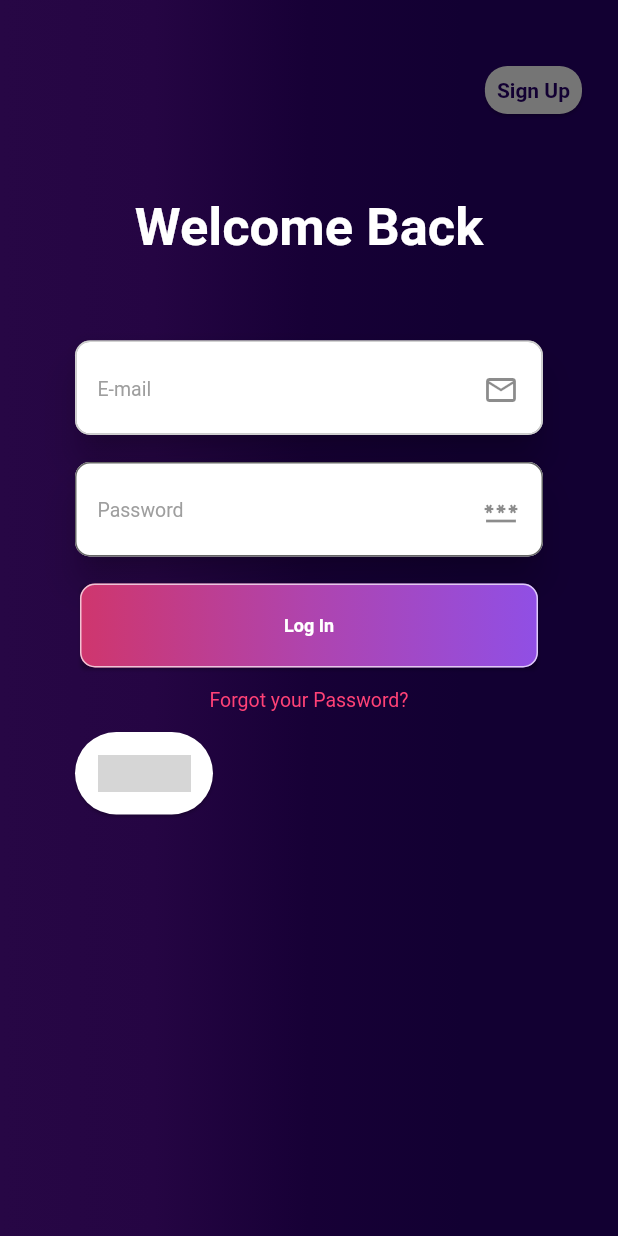
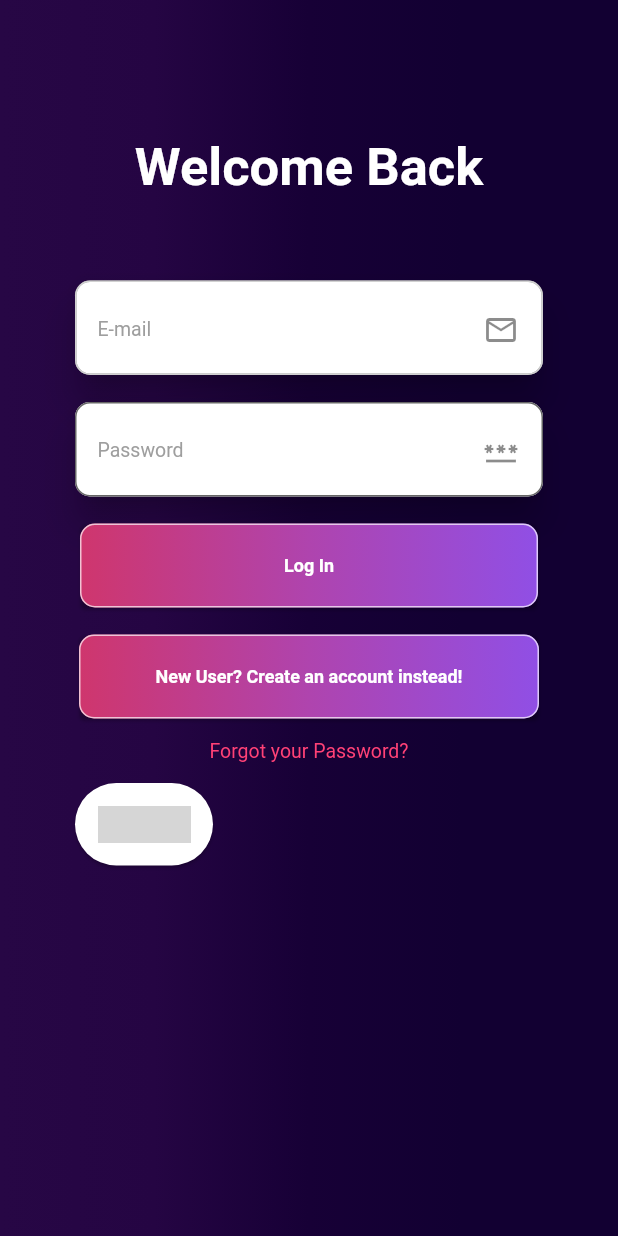
Before and after one commit to Swagnik02/Dhatnoon, a Flutter app: the screen it shows after launch, on a phone screen of 412 x 824 dp. Run offline on Flutter 3.47's test engine with Material 2 defaults, Android fonts, the phone set to English and light mode, and no system bars; our stand-ins replace accordion, animate_do, audioplayers, awesome_notifications, camera, cloud_firestore and 11 more; missing offline and left inert: agora_uikit, auth_handler, bouncy_widget, clickable_list_wheel_view, curved_drawer_fork, day_night_time_picker and 5 more; accounts and stored records are empty; grey boxes are pictures that could not be loaded.

Commit message:
Redigned Signup and Login button

```diff
--- a/lib/screens/login.dart
+++ b/lib/screens/login.dart
@@ -85,36 +85,10 @@ class _LogInState extends State<LogIn> {
           body: Container(
             margin: const EdgeInsets.fromLTRB(20, 40, 20, 40),
             child: SingleChildScrollView(
+              child: Center(
                 child: Column(
                   mainAxisAlignment: MainAxisAlignment.center,
-                crossAxisAlignment: CrossAxisAlignment.center,
                   children: [
-                  Row(
-                    mainAxisAlignment: MainAxisAlignment.spaceBetween,
-                    children: [
-                      Spacer(),
-                      InkWell(
-                        onTap: () => Get.to(const SignUp(),
-                            transition: Transition.downToUp),
-                        child: Card(
-                          shape: RoundedRectangleBorder(
-                            borderRadius: BorderRadius.circular(15.0),
-                          ),
-                          color: Colors.grey.shade600,
-                          child: const Padding(
-                            padding: EdgeInsets.all(8.0),
-                            child: Text(
-                              "Sign Up",
-                              style: TextStyle(
-                                  fontSize: 14,
-                                  color: Color(0xff120032),
-                                  fontWeight: FontWeight.bold),
-                            ),
-                          ),
-                        ),
-                      ),
-                    ],
-                  ),
                     const SizedBox(
                       height: 10,
                     ),
@@ -135,7 +109,8 @@ class _LogInState extends State<LogIn> {
                       child: Card(
                         elevation: 10,
                         shape: RoundedRectangleBorder(
-                        side: const BorderSide(color: Colors.white70, width: 1),
+                          side:
+                              const BorderSide(color: Colors.white70, width: 1),
                           borderRadius: BorderRadius.circular(10),
                         ),
                         color: Colors.white,
@@ -153,8 +128,9 @@ class _LogInState extends State<LogIn> {
                                   border: OutlineInputBorder(
                                     borderRadius: BorderRadius.circular(10.0),
                                   ),
-                                errorText:
-                                    _emailIsValid ? null : 'Enter valid email',
+                                  errorText: _emailIsValid
+                                      ? null
+                                      : 'Enter valid email',
                                   filled: true,
                                   hintStyle: TextStyle(
                                     color: Colors.grey[500],
@@ -183,7 +159,8 @@ class _LogInState extends State<LogIn> {
                         elevation: 10,
                         borderOnForeground: false,
                         shape: RoundedRectangleBorder(
-                        side: const BorderSide(color: Colors.white70, width: 1),
+                          side:
+                              const BorderSide(color: Colors.white70, width: 1),
                           borderRadius: BorderRadius.circular(10),
                         ),
                         color: Colors.white,
@@ -261,9 +238,42 @@ class _LogInState extends State<LogIn> {
                         ),
                       ),
                     ),
-                  const SizedBox(
-                    height: 10,
+                    const SizedBox(height: 10),
+                    InkWell(
+                      onTap: () => Get.to(const SignUp(),
+                          transition: Transition.downToUp),
+                      child: Card(
+                        color: Colors.transparent,
+                        child: Container(
+                          decoration: BoxDecoration(
+                            borderRadius:
+                                const BorderRadius.all(Radius.circular(10)),
+                            border: Border.all(
+                              color: Colors.white70,
                             ),
+                            gradient: const LinearGradient(
+                              colors: [
+                                Color(0xffcf366d),
+                                Color(0xffaf44ae),
+                                Color(0xff904fe5)
+                              ],
+                            ),
+                          ),
+                          child: const Padding(
+                            padding: EdgeInsets.fromLTRB(50, 20, 50, 20),
+                            child: Text(
+                              "New User? Create an account instead!",
+                              style: TextStyle(
+                                color: Colors.white,
+                                fontWeight: FontWeight.bold,
+                                fontSize: 12,
+                              ),
+                            ),
+                          ),
+                        ),
+                      ),
+                    ),
+                    const SizedBox(height: 10),
                     InkWell(
                       onTap: () => Get.to(const ResetScreen()),
                       child: const Text(
@@ -331,6 +341,7 @@ class _LogInState extends State<LogIn> {
                           ]),
                     )
                   ],
+                ),
               ),
             ),
           )
--- a/pubspec.yaml
+++ b/pubspec.yaml
@@ -94,7 +94,7 @@ flutter:
 
   # To add assets to your application, add an assets section, like this:
   assets:
-    - assets/
+    - assets/google-logo.png
     # - images/a_dot_ham.jpeg
 
   # An image asset can refer to one or more resolution-specific "variants", see
```
Also changed, not shown: lib/screens/signup.dart (+81 -40 lines), pubspec.lock, 2 other files. Lines whose indentation alone changed are shown as unchanged.
